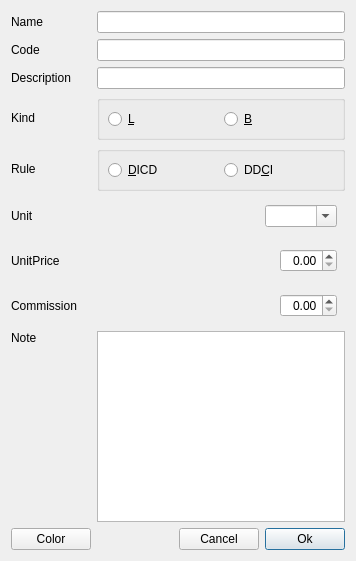
Above: dialog/insertnode/insertnodei.ui from ytxerp/ytx-client before the change. Below: the same form after it.
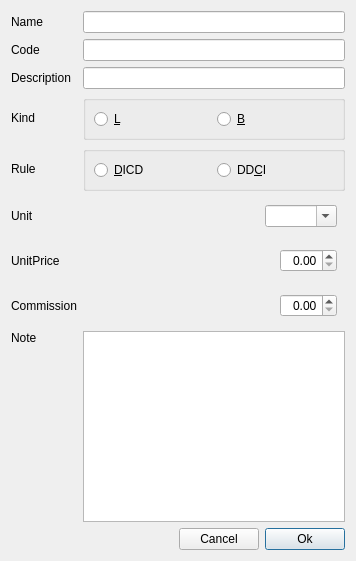
That is the form after the change. Custom widgets are drawn as their Qt base class.

Diff of the .ui file:
```diff
--- a/dialog/insertnode/insertnodei.ui
+++ b/dialog/insertnode/insertnodei.ui
@@ -31,16 +31,6 @@
      </property>
     </spacer>
    </item>
-   <item row="9" column="0">
-    <widget class="QPushButton" name="pBtnColor">
-     <property name="text">
-      <string>Color</string>
-     </property>
-     <property name="checkable">
-      <bool>false</bool>
-     </property>
-    </widget>
-   </item>
    <item row="9" column="3">
     <widget class="QPushButton" name="pBtnOk">
      <property name="sizePolicy">
```
